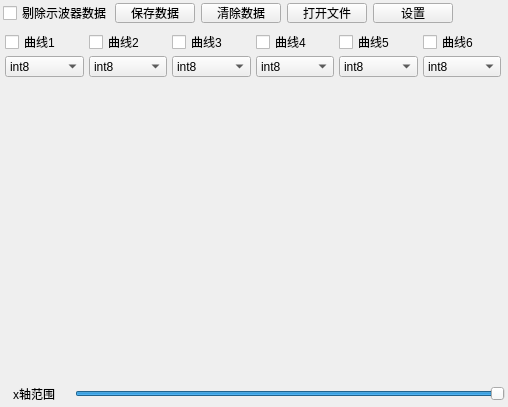
First picture: the form in oscilloscope.ui, repository cdrizzt/qtsreial_0227, before the edit.
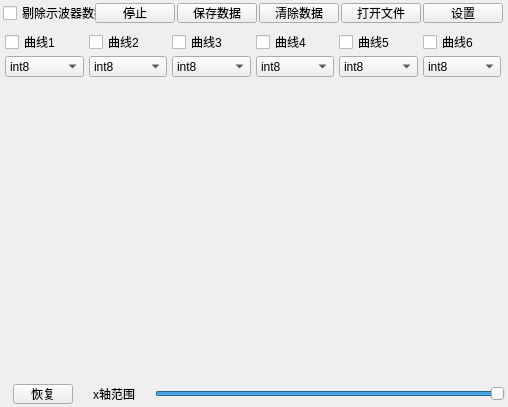
Second picture: the form after the edit.

Patch:
```diff
--- a/oscilloscope.ui
+++ b/oscilloscope.ui
@@ -30,11 +30,14 @@
     <widget class="QWidget" name="widget_3" native="true">
      <property name="maximumSize">
       <size>
-       <width>450</width>
+       <width>500</width>
        <height>20</height>
       </size>
      </property>
      <layout class="QHBoxLayout" name="horizontalLayout_2">
+      <property name="spacing">
+       <number>2</number>
+      </property>
       <property name="leftMargin">
        <number>0</number>
       </property>
@@ -49,11 +52,24 @@
       </property>
       <item>
        <widget class="QCheckBox" name="checkBox_6">
+        <property name="minimumSize">
+         <size>
+          <width>120</width>
+          <height>0</height>
+         </size>
+        </property>
         <property name="text">
          <string>剔除示波器数据</string>
         </property>
        </widget>
       </item>
+      <item>
+       <widget class="QPushButton" name="pushButton_5">
+        <property name="text">
+         <string>停止</string>
+        </property>
+       </widget>
+      </item>
       <item>
        <widget class="QPushButton" name="pushButton">
         <property name="text">
@@ -328,6 +344,19 @@
       <property name="bottomMargin">
        <number>0</number>
       </property>
+      <item>
+       <widget class="QPushButton" name="datashow_renew">
+        <property name="maximumSize">
+         <size>
+          <width>60</width>
+          <height>50</height>
+         </size>
+        </property>
+        <property name="text">
+         <string>恢复</string>
+        </property>
+       </widget>
+      </item>
       <item>
        <widget class="QLabel" name="label">
         <property name="text">
```
